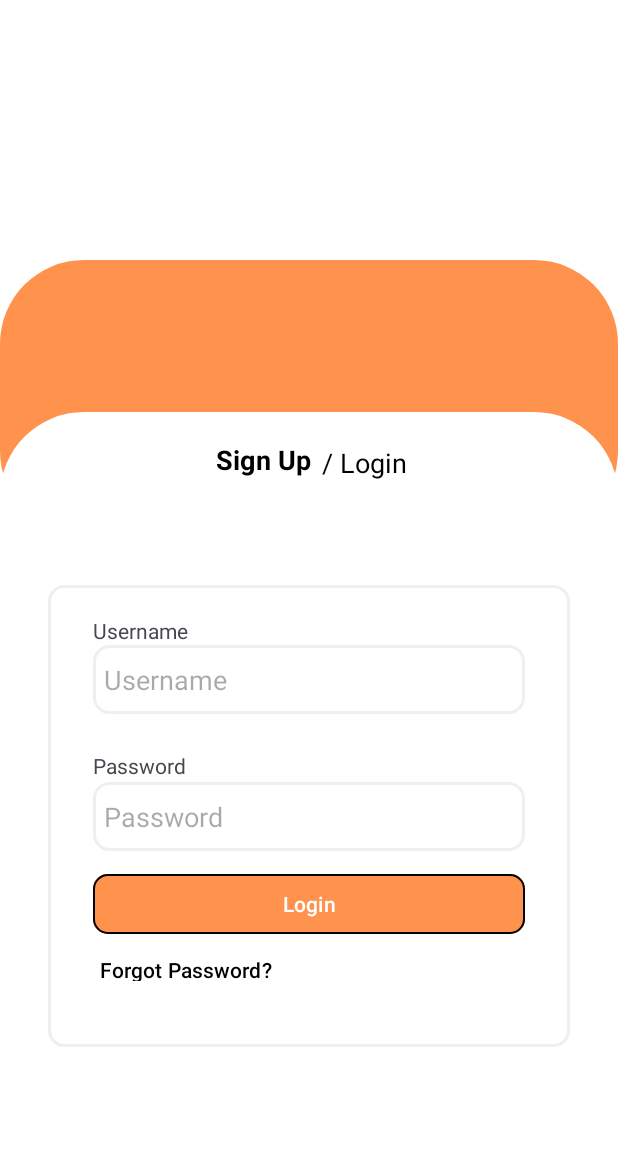
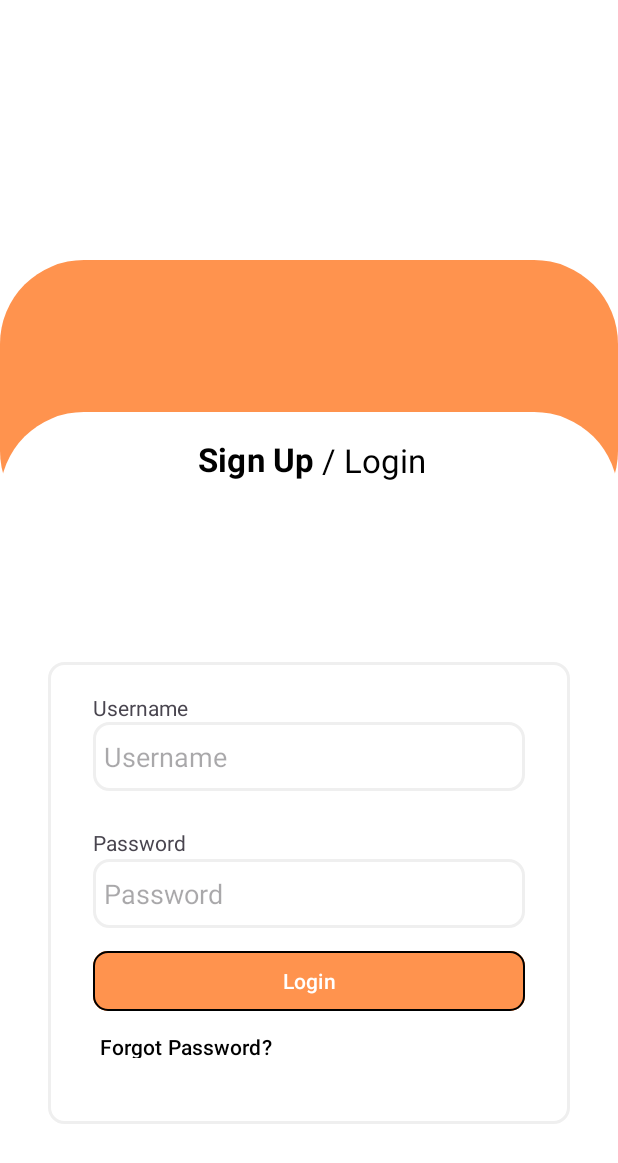
Before and after one commit to JarrydHarker/Limitless-public, an Android app: the Login screen opened directly, with no data from a screen before it, on a phone screen of 412 x 824 dp. Shown: the top 1163 px of the screen. Run offline under Robolectric (Android 15) with nearby library versions, the phone set to English and light mode, and no system bars.

Commit message:
fixed styling issues

```diff
--- a/app/src/main/res/layout/activity_forgot_password.xml
+++ b/app/src/main/res/layout/activity_forgot_password.xml
@@ -121,7 +121,7 @@
         android:layout_width="wrap_content"
         android:layout_height="wrap_content"
         android:text="Forgot Password"
-        android:textSize="20dp"
+        android:textSize="22dp"
         app:layout_constraintBottom_toBottomOf="parent"
         app:layout_constraintEnd_toEndOf="parent"
         app:layout_constraintHorizontal_bias="0.498"
--- a/app/src/main/res/layout/activity_login.xml
+++ b/app/src/main/res/layout/activity_login.xml
@@ -54,7 +54,7 @@
         app:layout_constraintHorizontal_bias="0.0"
         app:layout_constraintStart_toStartOf="parent"
         app:layout_constraintTop_toTopOf="parent"
-        app:layout_constraintVertical_bias="0.756">
+        app:layout_constraintVertical_bias="0.855">
 
         <EditText
             android:id="@+id/txtUsername_LG"
@@ -117,7 +117,6 @@
             android:paddingLeft="0dp"
             android:text="Forgot Password?"
             android:textColor="@color/black"
-            android:textDecoration="underline"
             app:layout_constraintBottom_toBottomOf="parent"
             app:layout_constraintEnd_toEndOf="parent"
             app:layout_constraintHorizontal_bias="0.15"
@@ -152,8 +151,8 @@
 
     <Button
         android:id="@+id/button4"
-        android:layout_width="64dp"
-        android:layout_height="35dp"
+        android:layout_width="88dp"
+        android:layout_height="36dp"
         android:backgroundTint="#00FFFFFF"
         android:fontFamily="sans-serif"
         android:paddingLeft="0dp"
@@ -162,28 +161,28 @@
         android:paddingBottom="0dp"
         android:text="Sign Up"
         android:textColor="@color/black"
-        android:textSize="18sp"
+        android:textSize="22sp"
         android:textStyle="bold"
         app:layout_constraintBottom_toBottomOf="parent"
         app:layout_constraintEnd_toEndOf="parent"
-        app:layout_constraintHorizontal_bias="0.412"
+        app:layout_constraintHorizontal_bias="0.39"
         app:layout_constraintStart_toStartOf="parent"
         app:layout_constraintTop_toTopOf="parent"
-        app:layout_constraintVertical_bias="0.366" />
+        app:layout_constraintVertical_bias="0.365" />
 
     <TextView
         android:id="@+id/textView22"
-        android:layout_width="66dp"
-        android:layout_height="28dp"
+        android:layout_width="77dp"
+        android:layout_height="35dp"
         android:fontFamily="sans-serif"
         android:text="/ Login"
         android:textColor="#000000"
-        android:textSize="18sp"
+        android:textSize="22sp"
         app:layout_constraintBottom_toBottomOf="parent"
         app:layout_constraintEnd_toEndOf="parent"
-        app:layout_constraintHorizontal_bias="0.62"
+        app:layout_constraintHorizontal_bias="0.642"
         app:layout_constraintStart_toStartOf="parent"
         app:layout_constraintTop_toTopOf="parent"
-        app:layout_constraintVertical_bias="0.372" />
+        app:layout_constraintVertical_bias="0.37" />
 
 </androidx.constraintlayout.widget.ConstraintLayout>
```
